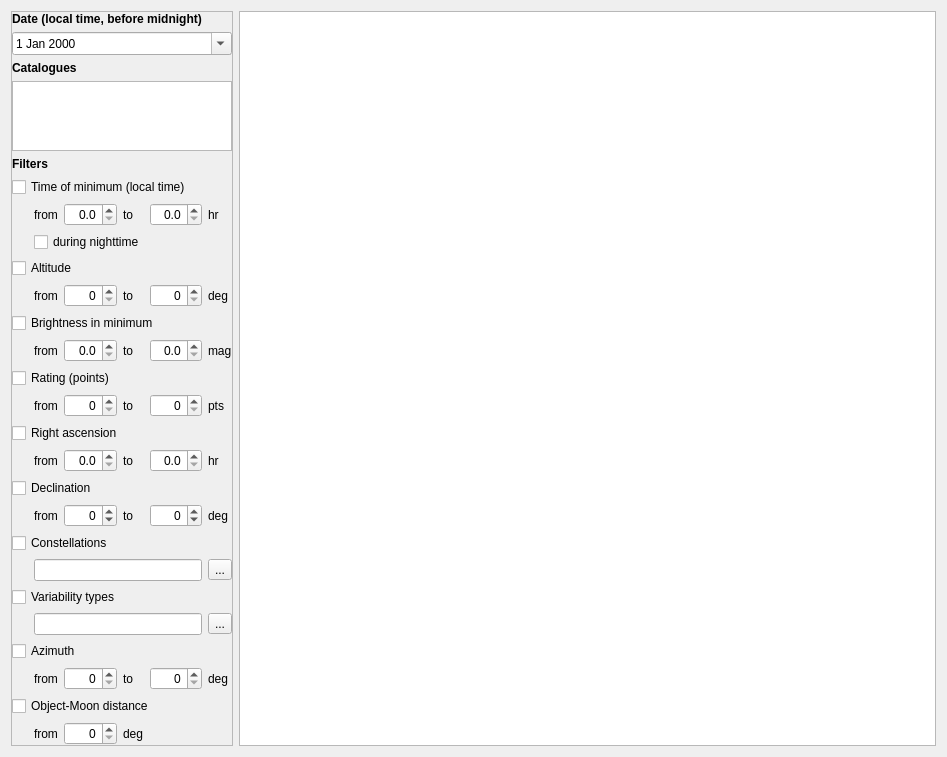
This is source/cpp/CNightlyEphemerisTab.ui in dmotl/ephemerides as Qt 5 draws it before an edit. The edited form follows.
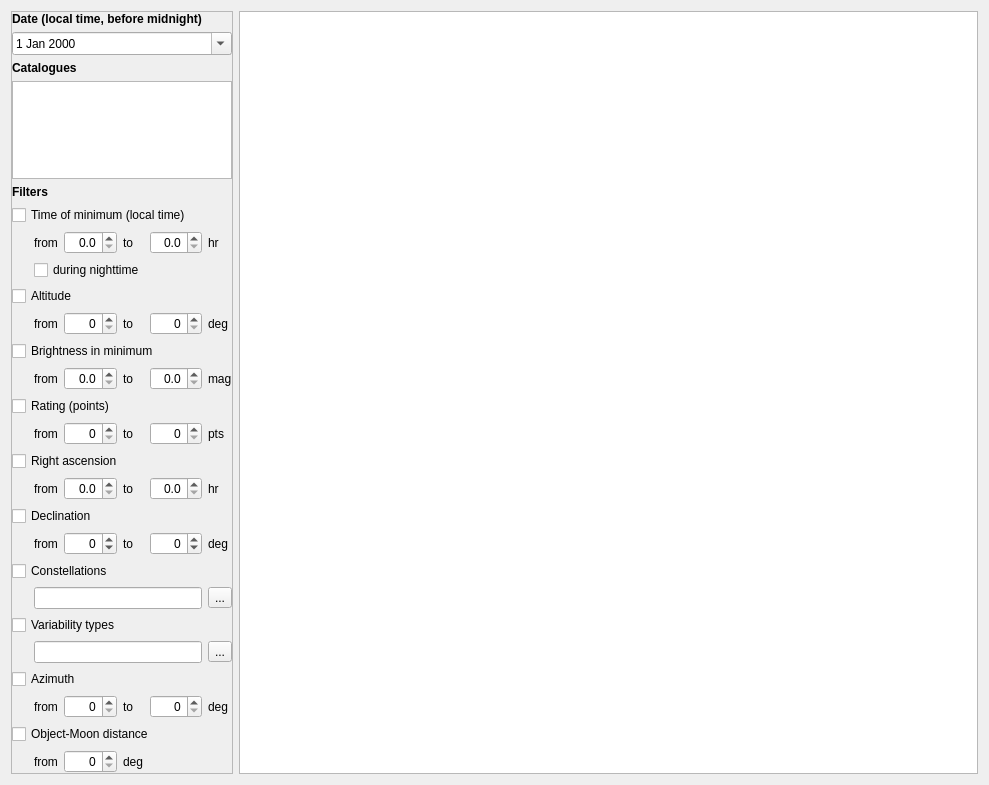
This is the edited form.

```diff
--- a/source/cpp/CNightlyEphemerisTab.ui
+++ b/source/cpp/CNightlyEphemerisTab.ui
@@ -6,8 +6,8 @@
    <rect>
     <x>0</x>
     <y>0</y>
-    <width>947</width>
-    <height>755</height>
+    <width>989</width>
+    <height>785</height>
    </rect>
   </property>
   <property name="windowTitle">
@@ -16,6 +16,12 @@
   <layout class="QHBoxLayout" name="horizontalLayout">
    <item>
     <widget class="QFrame" name="toolBox">
+     <property name="maximumSize">
+      <size>
+       <width>222</width>
+       <height>16777215</height>
+      </size>
+     </property>
      <property name="frameShape">
       <enum>QFrame::StyledPanel</enum>
      </property>
@@ -67,14 +73,7 @@
        </widget>
       </item>
       <item>
-       <widget class="QListWidget" name="catalogsList">
-        <property name="maximumSize">
-         <size>
-          <width>220</width>
-          <height>16777215</height>
-         </size>
-        </property>
-       </widget>
+       <widget class="QListWidget" name="catalogsList"/>
       </item>
       <item>
        <widget class="QLabel" name="filtersLabel">
@@ -730,7 +729,14 @@
        <number>0</number>
       </property>
       <item>
-       <widget class="QTableView" name="tableView"/>
+       <widget class="QTableView" name="tableView">
+        <property name="sizePolicy">
+         <sizepolicy hsizetype="Expanding" vsizetype="Expanding">
+          <horstretch>1</horstretch>
+          <verstretch>0</verstretch>
+         </sizepolicy>
+        </property>
+       </widget>
       </item>
      </layout>
     </widget>
```
